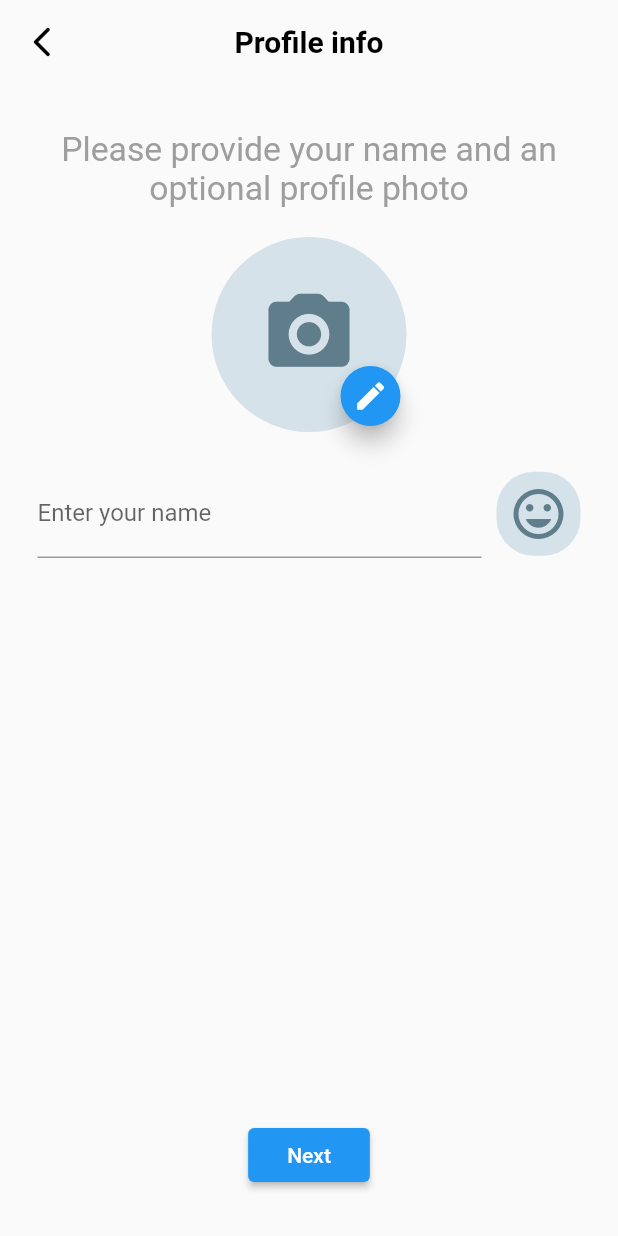
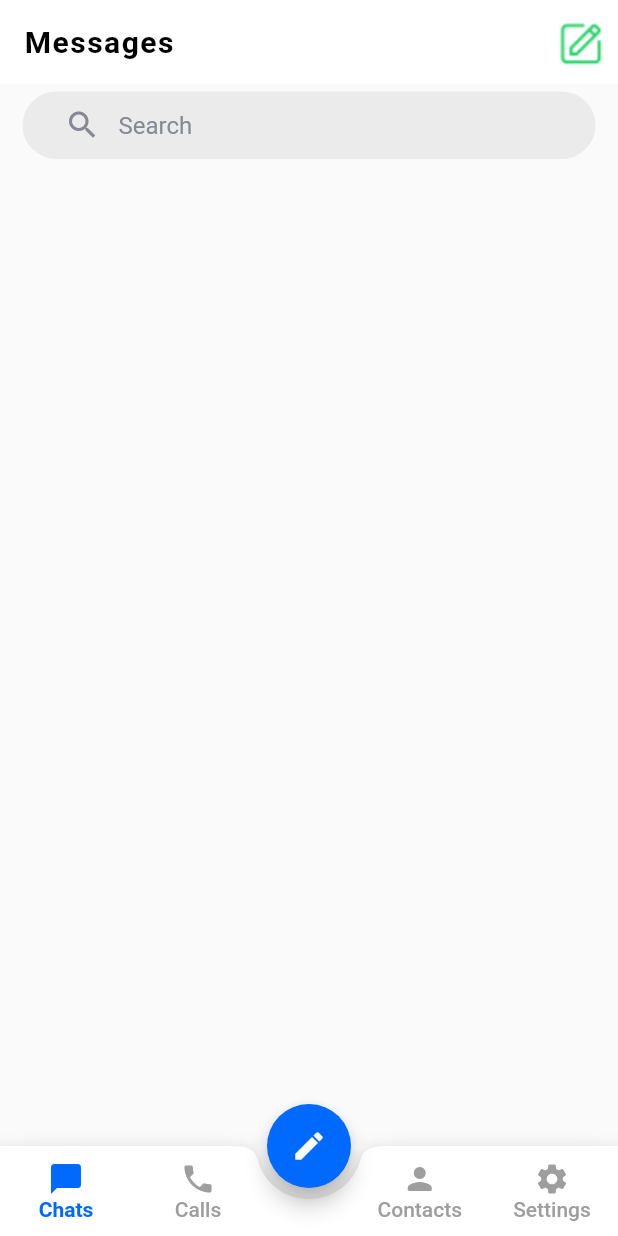
Before and after one commit to chitraarasu/Jabber, a Flutter app: the UserProfileInputScreen screen opened directly, after a tap on "Next", on a phone screen of 412 x 824 dp. Run offline on Flutter 3.47's test engine with Material 2 defaults, Android fonts, the phone set to English and light mode, and no system bars; our stand-ins replace get, image_picker, introduction_screen, lottie, pin_code_fields, rive; missing offline and left inert: country_pickers; project files that could hold a hidden picture were left out.

Commit message:
bottom navbar completed on chat screen

```diff
--- a/lib/controller/controller.dart
+++ b/lib/controller/controller.dart
@@ -1,10 +1,38 @@
 import 'dart:io';
 
+import 'package:chatting_application/screens/chat_list.dart';
 import 'package:country_pickers/country.dart';
 import 'package:country_pickers/country_pickers.dart';
 import 'package:get/get.dart';
 
 class Controller extends GetxController {
+  var _index = 0;
+
+  var body = const ChatList();
+
+  get index {
+    return _index;
+  }
+
+  setScreen(index) {
+    switch (index) {
+      case 0:
+        _index = index;
+        body = const ChatList();
+        break;
+      case 1:
+        _index = index;
+        break;
+      case 2:
+        _index = index;
+        break;
+      case 3:
+        _index = index;
+        break;
+    }
+    update();
+  }
+
   Country _selectedDialogCountry =
       CountryPickerUtils.getCountryByPhoneCode('91');
 
@@ -19,11 +47,11 @@ class Controller extends GetxController {
 
   File? _storedImage;
 
-  get userProfileImage{
+  get userProfileImage {
     return _storedImage;
   }
 
-  setUserProfileImage(image){
+  setUserProfileImage(image) {
     _storedImage = image;
     update();
   }
--- /dev/null
+++ b/lib/screens/chat_list.dart
@@ -0,0 +1,40 @@
+import 'package:chatting_application/widget/search.dart';
+import 'package:flutter/material.dart';
+
+class ChatList extends StatelessWidget {
+  const ChatList({Key? key}) : super(key: key);
+
+  @override
+  Widget build(BuildContext context) {
+    return Scaffold(
+      appBar: AppBar(
+        backgroundColor: Colors.white,
+        elevation: 0,
+        title: const Text(
+          "Messages",
+          style: TextStyle(
+            color: Colors.black,
+            letterSpacing: 1,
+            fontWeight: FontWeight.bold,
+          ),
+        ),
+        actions: [
+          Padding(
+            padding: const EdgeInsets.all(8.0),
+            child: Tab(
+              icon: Image.asset(
+                "assets/images/edit.png",
+                width: 35,
+              ),
+            ),
+          ),
+        ],
+      ),
+      body: Column(
+        children: [
+          Search(),
+        ],
+      ),
+    );
+  }
+}
--- /dev/null
+++ b/lib/screens/home.dart
@@ -0,0 +1,72 @@
+import 'package:flutter/material.dart';
+import 'package:get/get.dart';
+
+import '../controller/controller.dart';
+import '../widget/customMaterialButton.dart';
+
+class Home extends StatefulWidget {
+  const Home({Key? key}) : super(key: key);
+
+  @override
+  _HomeState createState() => _HomeState();
+}
+
+class _HomeState extends State<Home> {
+  var data = Get.put(Controller());
+
+  @override
+  Widget build(BuildContext context) {
+    return Scaffold(
+      backgroundColor: Color(0xFFfcfcfc),
+      body: GetBuilder<Controller>(
+        builder: (controller) => controller.body,
+      ),
+      bottomNavigationBar: bottomNavigationBar,
+      floatingActionButtonLocation: FloatingActionButtonLocation.centerDocked,
+      floatingActionButton: FloatingActionButton(
+        onPressed: () {},
+        backgroundColor: const Color(0xFF006aff),
+        child: const Icon(Icons.edit),
+      ),
+    );
+  }
+
+  Widget get bottomNavigationBar {
+    return GetBuilder<Controller>(
+      builder: (controller) => BottomAppBar(
+        shape: const CircularNotchedRectangle(),
+        notchMargin: 7.5,
+        child: Container(
+          height: 60,
+          child: Row(
+            mainAxisAlignment: MainAxisAlignment.spaceBetween,
+            children: [
+              Row(
+                mainAxisAlignment: MainAxisAlignment.start,
+                children: [
+                  CustomMaterialButton(() {
+                    controller.setScreen(0);
+                  }, controller.index == 0, Icons.messenger, "Chats"),
+                  CustomMaterialButton(() {
+                    controller.setScreen(1);
+                  }, controller.index == 1, Icons.phone, "Calls"),
+                ],
+              ),
+              Row(
+                mainAxisAlignment: MainAxisAlignment.start,
+                children: [
+                  CustomMaterialButton(() {
+                    controller.setScreen(2);
+                  }, controller.index == 2, Icons.person_rounded, "Contacts"),
+                  CustomMaterialButton(() {
+                    controller.setScreen(3);
+                  }, controller.index == 3, Icons.settings, "Settings"),
+                ],
+              ),
+            ],
+          ),
+        ),
+      ),
+    );
+  }
+}
--- a/lib/screens/onboarding_page.dart
+++ b/lib/screens/onboarding_page.dart
@@ -54,7 +54,6 @@ class OnBoardingPage extends StatelessWidget {
         onSkip: () => goToPhoneNumberScreen(context),
         next: const Icon(Icons.arrow_forward),
         dotsDecorator: getDotDecoration(),
-        globalBackgroundColor: const Color(0xFFd6e2ea),
       ),
     );
   }
--- a/lib/screens/user_profile_input_screen.dart
+++ b/lib/screens/user_profile_input_screen.dart
@@ -1,9 +1,12 @@
 import 'dart:io';
 
 import 'package:chatting_application/controller/controller.dart';
+import 'package:chatting_application/screens/chat_list.dart';
 import 'package:flutter/material.dart';
 import 'package:get/get.dart';
 import 'package:image_picker/image_picker.dart';
+
+import 'home.dart';
 
 class UserProfileInputScreen extends StatelessWidget {
   @override
@@ -17,7 +20,9 @@ class UserProfileInputScreen extends StatelessWidget {
       if (imageFile == null) {
         return;
       }
-      Get.find<Controller>().setUserProfileImage(File(imageFile!.path),);
+      Get.find<Controller>().setUserProfileImage(
+        File(imageFile!.path),
+      );
     }
 
     return Scaffold(
@@ -67,18 +72,20 @@ class UserProfileInputScreen extends StatelessWidget {
                   Stack(
                     children: [
                       GetBuilder<Controller>(
-                  init: Controller(),
-                        builder: (getController) =>  CircleAvatar(
+                        init: Controller(),
+                        builder: (getController) => CircleAvatar(
                           radius: 65,
                           backgroundColor: const Color(0xFFd6e2ea),
+                          backgroundImage:
+                              getController.userProfileImage != null
+                                  ? FileImage(
+                                      getController.userProfileImage,
+                                    )
+                                  : null,
                           child: getController.userProfileImage != null
-                              ? Image.file(
-                            getController.userProfileImage,
-                                  fit: BoxFit.cover,
-                                  width: double.infinity,
-                                )
+                              ? null
                               : const Icon(
-                                  Icons.camera_alt_rounded,
+                                  Icons.add_a_photo_rounded,
                                   size: 65,
                                   color: Colors.blueGrey,
                                 ),
@@ -135,7 +142,12 @@ class UserProfileInputScreen extends StatelessWidget {
               Padding(
                 padding: const EdgeInsets.only(bottom: 20.0),
                 child: ElevatedButton(
-                  onPressed: () {},
+                  onPressed: () {
+                    Get.offAll(
+                      () => const Home(),
+                      transition: Transition.rightToLeftWithFade,
+                    );
+                  },
                   child: const Padding(
                     padding: EdgeInsets.all(10.0),
                     child: Text("Next"),
--- /dev/null
+++ b/lib/widget/customMaterialButton.dart
@@ -0,0 +1,35 @@
+import 'package:flutter/material.dart';
+
+class CustomMaterialButton extends StatelessWidget {
+  Function onTap;
+  final condition;
+  final icon;
+  final name;
+
+  CustomMaterialButton(this.onTap, this.condition, this.icon, this.name);
+
+  @override
+  Widget build(BuildContext context) {
+    return MaterialButton(
+      onPressed: () {
+        onTap();
+      },
+      child: Column(
+        mainAxisAlignment: MainAxisAlignment.center,
+        children: [
+          Icon(
+            icon,
+            color: condition ? const Color(0xFF006aff) : Colors.grey,
+          ),
+          Text(
+            name,
+            style: TextStyle(
+              color: condition ? const Color(0xFF006aff) : Colors.grey,
+              fontWeight: condition ? FontWeight.bold : null,
+            ),
+          ),
+        ],
+      ),
+    );
+  }
+}
--- /dev/null
+++ b/lib/widget/search.dart
@@ -0,0 +1,41 @@
+import 'package:flutter/material.dart';
+
+class Search extends StatelessWidget {
+  @override
+  Widget build(BuildContext context) {
+    return Padding(
+      padding: const EdgeInsets.symmetric(vertical: 5, horizontal: 15.0),
+      child: Container(
+        decoration: const BoxDecoration(
+          color: Color(0xFFebebec),
+          borderRadius: BorderRadius.all(
+            Radius.circular(25.0),
+          ),
+        ),
+        child: Container(
+          height: 45.0,
+          margin: const EdgeInsets.only(left: 16.0, right: 16.0),
+          child: Row(
+            crossAxisAlignment: CrossAxisAlignment.center,
+            children: const <Widget>[
+              Expanded(
+                child: TextField(
+                  maxLines: 1,
+                  decoration: InputDecoration(
+                    hintText: "Search",
+                    hintStyle: TextStyle(color: Color(0xFF86898f)),
+                    border: InputBorder.none,
+                    prefixIcon: Icon(
+                      Icons.search,
+                      color: Color(0xFF86898f),
+                    ),
+                  ),
+                ),
+              ),
+            ],
+          ),
+        ),
+      ),
+    );
+  }
+}
--- a/pubspec.yaml
+++ b/pubspec.yaml
@@ -65,6 +65,7 @@ flutter:
   uses-material-design: true
   assets:
     - assets/animations/
+    - assets/images/
 
   # To add assets to your application, add an assets section, like this:
   # assets:
```
Also changed, not shown: assets/images/default_profile.jpeg (added), assets/images/edit.png (added), pubspec.lock.
